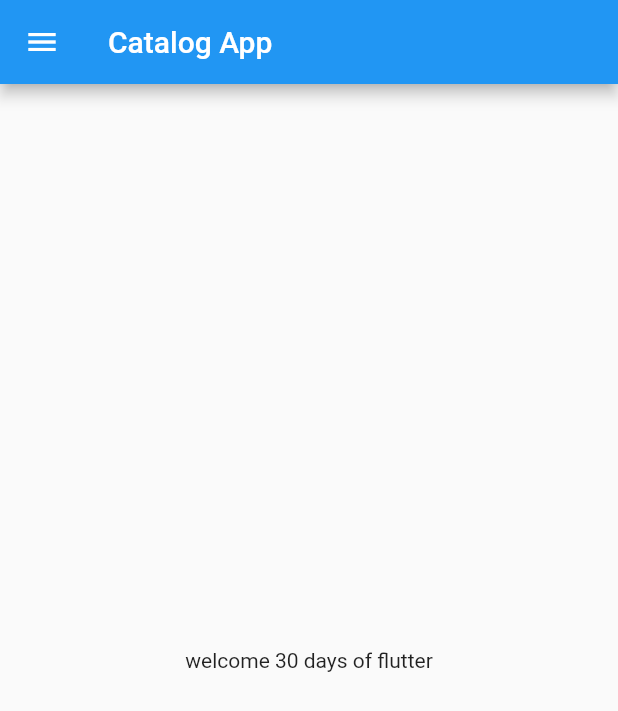
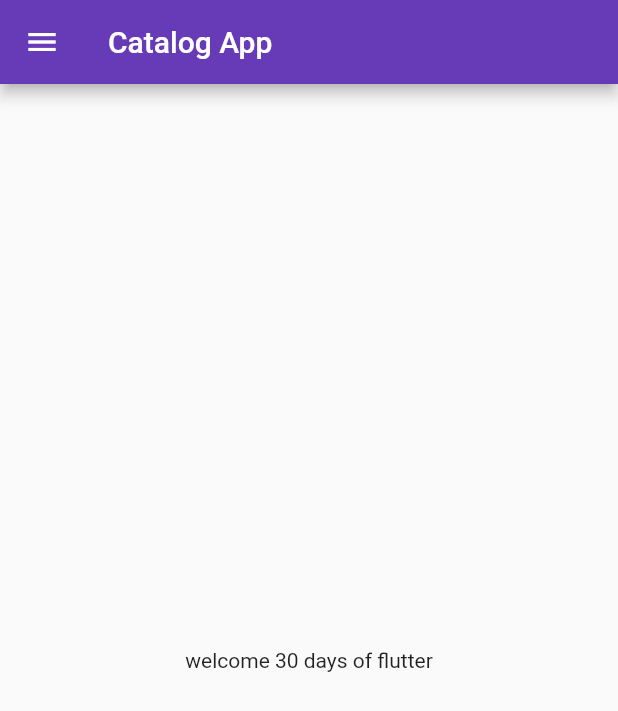
Before and after one commit to Mitali010/Catalog-App, a Flutter app: the screen it shows after launch, on a phone screen of 412 x 824 dp. Shown: the top 711 px of the screen. Run offline on Flutter 3.47's test engine with Material 2 defaults, Android fonts, the phone set to English and light mode, and no system bars.

Commit message:
day3 completed

```diff
--- a/lib/home_page.dart
+++ b/lib/Pages/home_page.dart
@@ -1,7 +1,7 @@
 import 'package:flutter/material.dart';
 class Homepage extends StatelessWidget {
   final int days = 30;
-  const Homepage({ Key? key }) : super(key: key);
+
 
   @override
   Widget build(BuildContext context) {
--- a/lib/main.dart
+++ b/lib/main.dart
@@ -1,17 +1,26 @@
-import 'package:catalog_app/home_page.dart';
+import 'package:catalog_app/Pages/home_page.dart';
+import 'package:catalog_app/Pages/login_page.dart';
 import 'package:flutter/material.dart';
-
+import 'Pages/home_page.dart';
 void main() {
   runApp(MyApp());
 }
 class MyApp extends StatelessWidget {
-  const MyApp({ Key? key }) : super(key: key);
+
 
   @override
   Widget build(BuildContext context) {
 
     return MaterialApp(
-      home: Homepage(),
+
+      themeMode: ThemeMode.light,
+      theme: ThemeData(primarySwatch: Colors.deepPurple),
+      darkTheme: ThemeData(brightness: Brightness.dark),
+
+      routes: {
+        "/": (context) => Homepage(),
+        "/login":(context) => LoginPage(),
+      },
     );
 
 
```
Also changed, not shown: lib/Pages/login_page.dart (added, +23 -0 lines), 1 other file.
